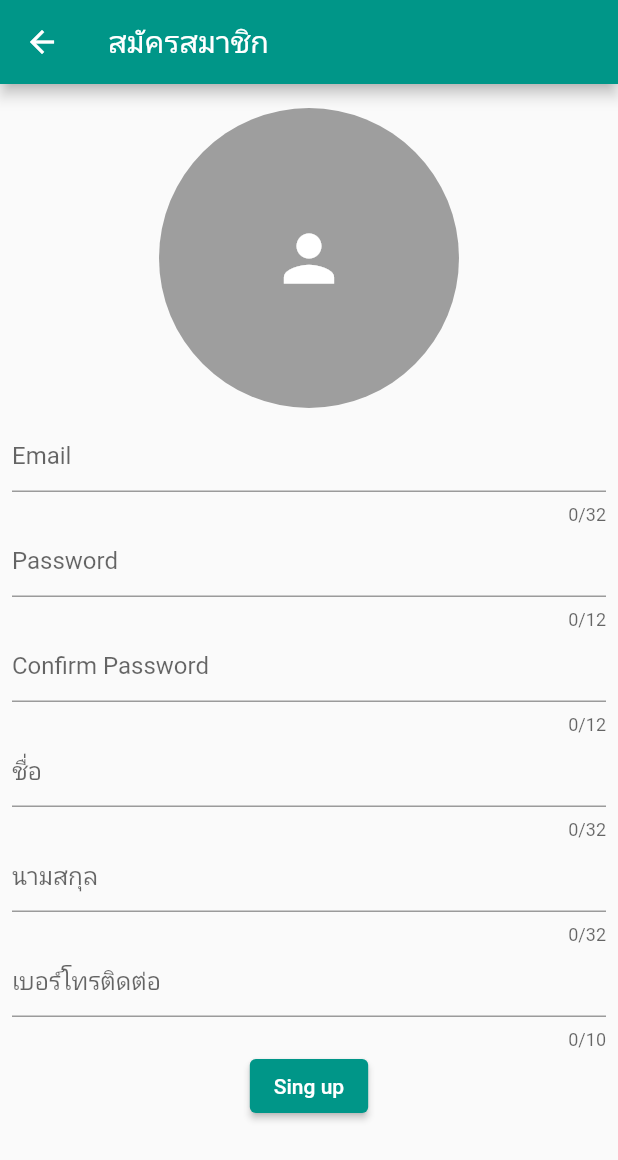
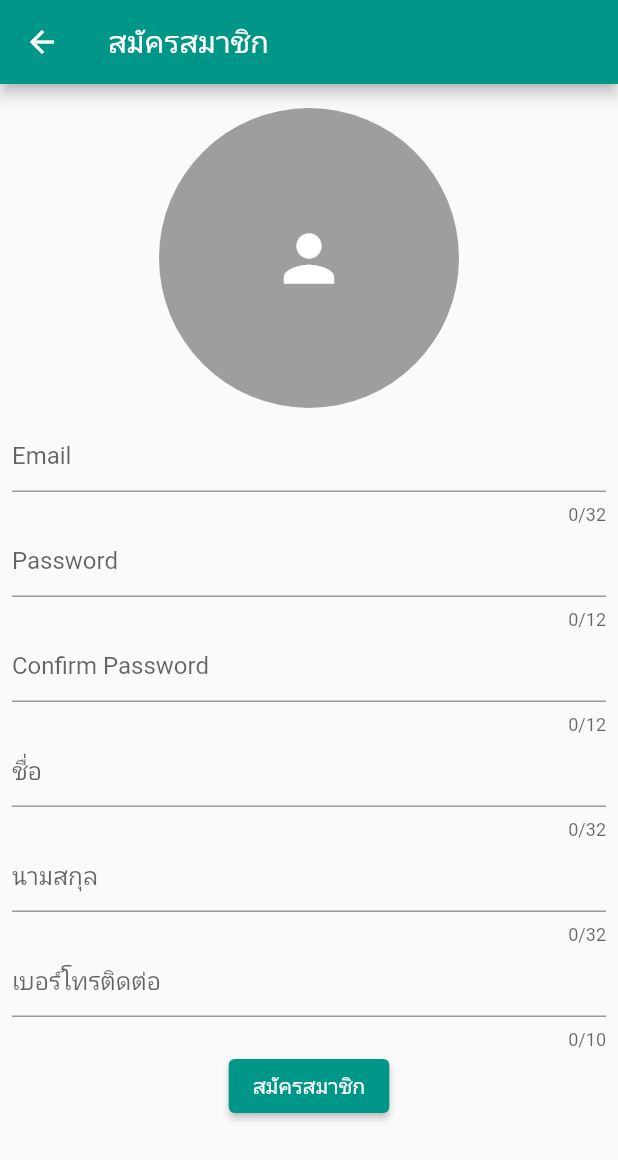
Before and after one commit to sarayuth2019/app_rmuti_shop, a Flutter app: the screen it shows after launch, after a tap on "สมัคสมาชิก", on a phone screen of 412 x 824 dp. Shown: the top 1160 px of the screen. Run offline on Flutter 3.47's test engine with Material 2 defaults, Android fonts, the phone set to English and light mode, and no system bars; our stand-ins replace carousel_slider, flutter_rating_bar, image_picker, qr_flutter, shared_preferences; missing offline and left inert: clipboard; network calls fail.

Commit message:
- แก้ไข text sing up เป็น สมัครสมาชิก

```diff
--- a/lib/config/config.dart
+++ b/lib/config/config.dart
@@ -1,6 +1,6 @@
 class Config{
      //static const String API_URL = "https://testheroku11111.herokuapp.com";
-     static const String API_URL = "http://192.168.1.12:8080";
+     //static const String API_URL = "http://192.168.1.12:8080";
      //static const String API_URL = "http://10.0.2.2:8080";
-     //static const String API_URL = "https://iotboot.com/powergroup";
+     static const String API_URL = "https://iotboot.com/powergroup";
 }
--- a/lib/screens/sing_in_up/sing_up.dart
+++ b/lib/screens/sing_in_up/sing_up.dart
@@ -138,7 +138,7 @@ class _SingUp extends State {
                   style: ElevatedButton.styleFrom(primary: Colors.teal),
                   onPressed: onSingUp,
                   child: Text(
-                    "Sing up",
+                    "สมัครสมาชิก",
                     style: TextStyle(color: Colors.white),
                   ),
                 )
```
